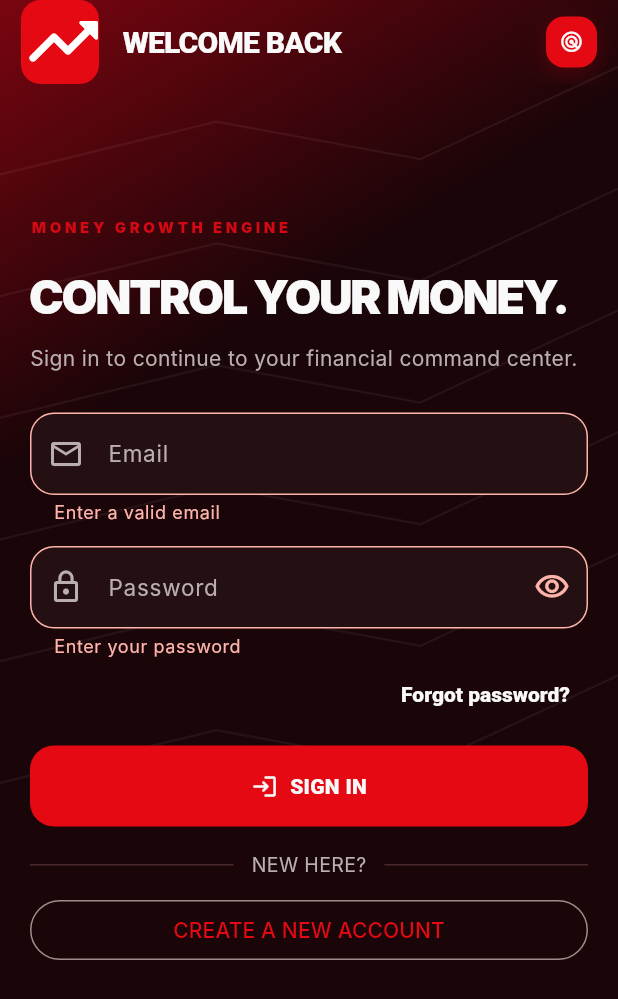
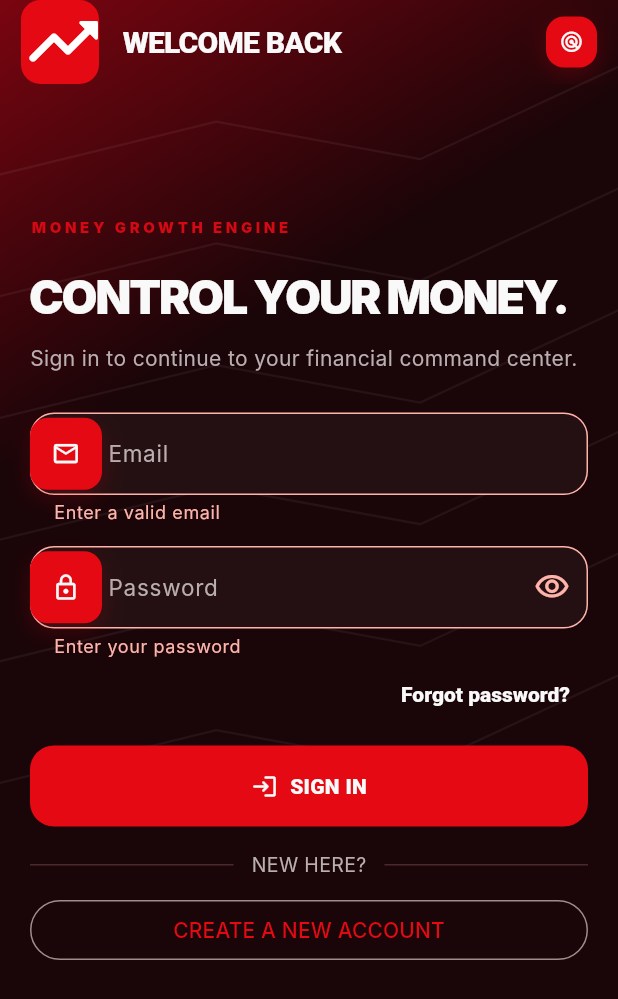
Before and after one commit to Mauricio-HNS/MONEY-GROWTH-ENGINE, a Flutter app: the LoginScreen screen opened by its route, after a tap on "SIGN IN", on a phone screen of 412 x 824 dp. Shown: the top 999 px of the screen. Run offline on Flutter 3.47's test engine with Material 3 defaults, Android fonts, the phone set to English and light mode, and no system bars; network calls fail; Roboto replaces fonts that are missing (Inter).

Commit message:
style: standardize login field icons

```diff
--- a/flutter_app/lib/screens/login.dart
+++ b/flutter_app/lib/screens/login.dart
@@ -41,9 +41,9 @@ class _LoginScreenState extends State<LoginScreen> {
         TextFormField(controller: email, keyboardType: TextInputType.emailAddress, validator: (value) {
           final text = value?.trim() ?? '';
           return RegExp(r'^[^@\s]+@[^@\s]+\.[^@\s]+$').hasMatch(text) ? null : 'Enter a valid email';
-        }, style: const TextStyle(color: AppColors.white), decoration: const InputDecoration(labelText: 'Email', prefixIcon: Icon(Icons.email_outlined))),
+        }, style: const TextStyle(color: AppColors.white), decoration: const InputDecoration(labelText: 'Email', prefixIcon: AppIconBadge(icon: Icons.email_outlined))),
         const SizedBox(height: 14),
-        TextFormField(controller: password, obscureText: obscure, validator: (value) => (value ?? '').isEmpty ? 'Enter your password' : null, style: const TextStyle(color: AppColors.white), decoration: InputDecoration(labelText: 'Password', prefixIcon: const Icon(Icons.lock_outline), suffixIcon: IconButton(onPressed: () => setState(() => obscure = !obscure), icon: Icon(obscure ? Icons.visibility_outlined : Icons.visibility_off_outlined)))),
+        TextFormField(controller: password, obscureText: obscure, validator: (value) => (value ?? '').isEmpty ? 'Enter your password' : null, style: const TextStyle(color: AppColors.white), decoration: InputDecoration(labelText: 'Password', prefixIcon: const AppIconBadge(icon: Icons.lock_outline), suffixIcon: IconButton(onPressed: () => setState(() => obscure = !obscure), icon: Icon(obscure ? Icons.visibility_outlined : Icons.visibility_off_outlined)))),
         Align(alignment: Alignment.centerRight, child: TextButton(onPressed: () => Navigator.pushNamed(context, AppRoutes.forgotPassword), child: const Text('Forgot password?'))),
         const SizedBox(height: 10),
         SizedBox(width: double.infinity, height: 54, child: FilledButton.icon(onPressed: submit, icon: const Icon(Icons.login_rounded), label: const Text('SIGN IN'))),
```
